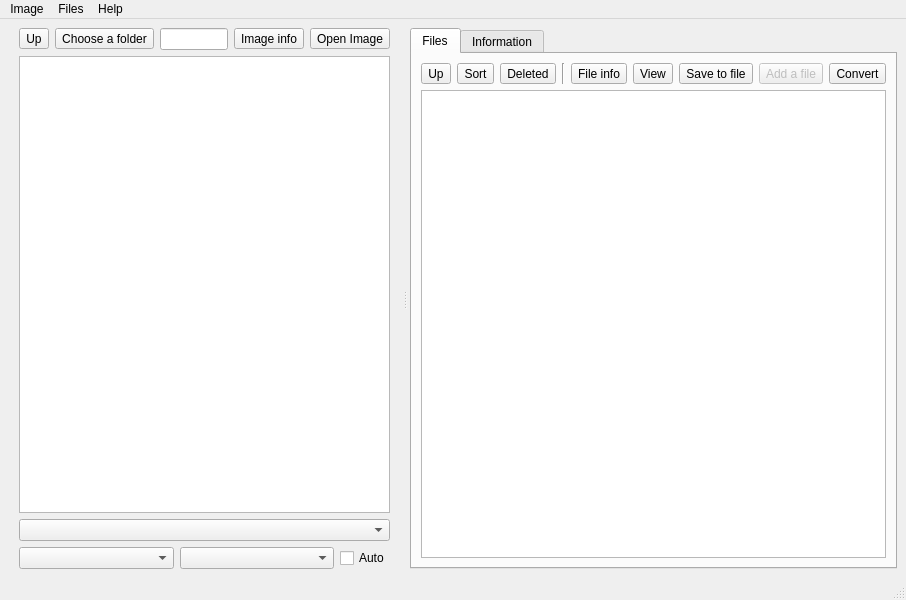
Old version of the form src/mainwindow.ui in the repository Ptr314/dsk_commander.
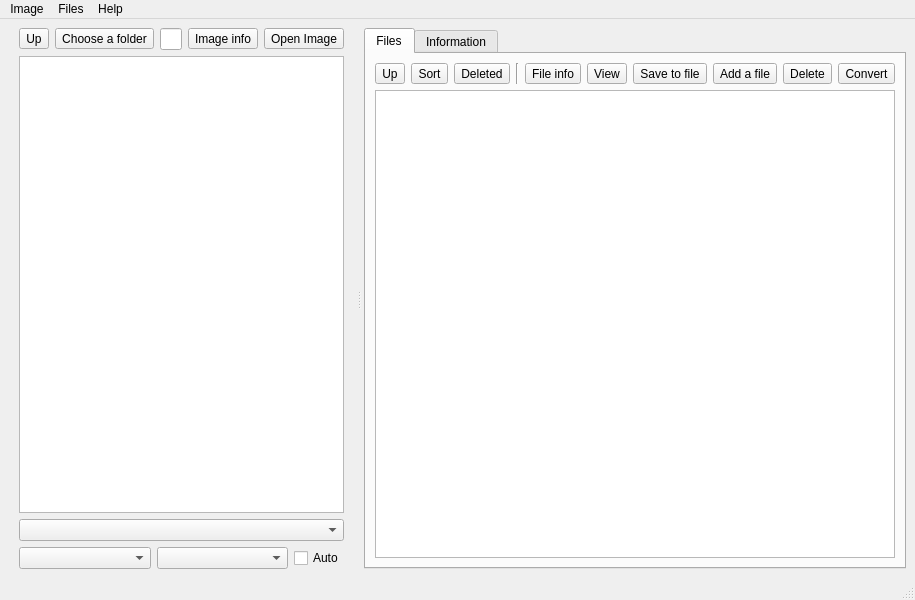
New version of the form. Icons and pictures are not drawn.

What changed in the file:
```diff
--- a/src/mainwindow.ui
+++ b/src/mainwindow.ui
@@ -374,7 +374,7 @@
                 <item>
                  <widget class="QToolButton" name="addFileBtn">
                   <property name="enabled">
-                   <bool>false</bool>
+                   <bool>true</bool>
                   </property>
                   <property name="toolTip">
                    <string>Add a file</string>
@@ -394,6 +394,26 @@
                   </property>
                  </widget>
                 </item>
+                <item>
+                 <widget class="QToolButton" name="deleteFileBtn">
+                  <property name="toolTip">
+                   <string>Delete file</string>
+                  </property>
+                  <property name="text">
+                   <string>Delete</string>
+                  </property>
+                  <property name="icon">
+                   <iconset resource="resources.qrc">
+                    <normaloff>:/icons/delete</normaloff>:/icons/delete</iconset>
+                  </property>
+                  <property name="iconSize">
+                   <size>
+                    <width>24</width>
+                    <height>24</height>
+                   </size>
+                  </property>
+                 </widget>
+                </item>
                 <item>
                  <spacer name="horizontalSpacer_2">
                   <property name="orientation">
```
